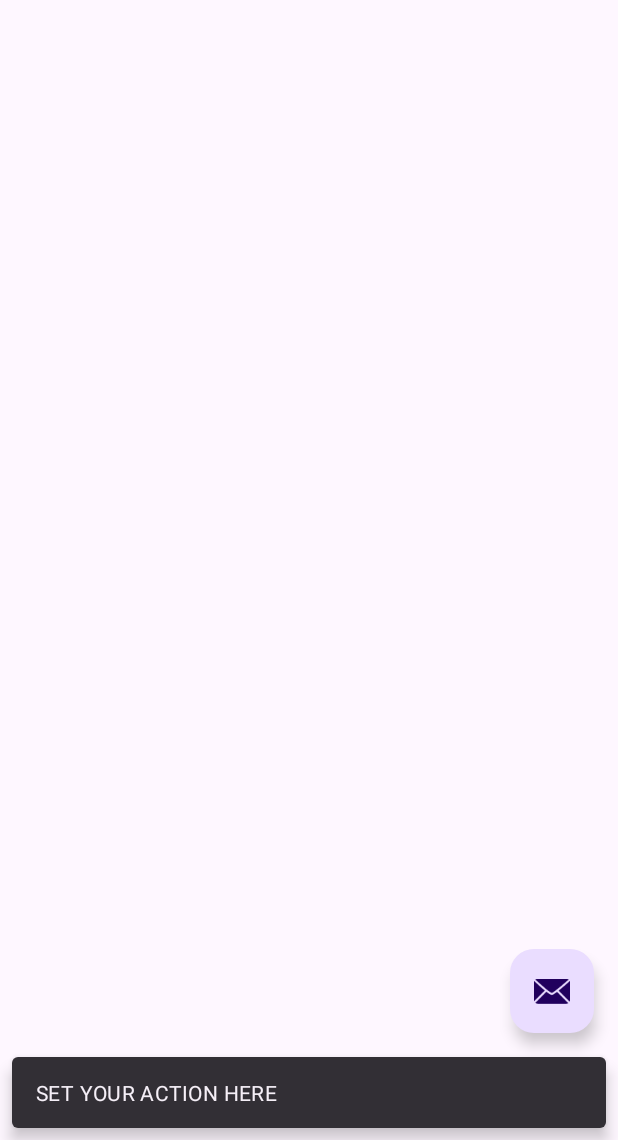
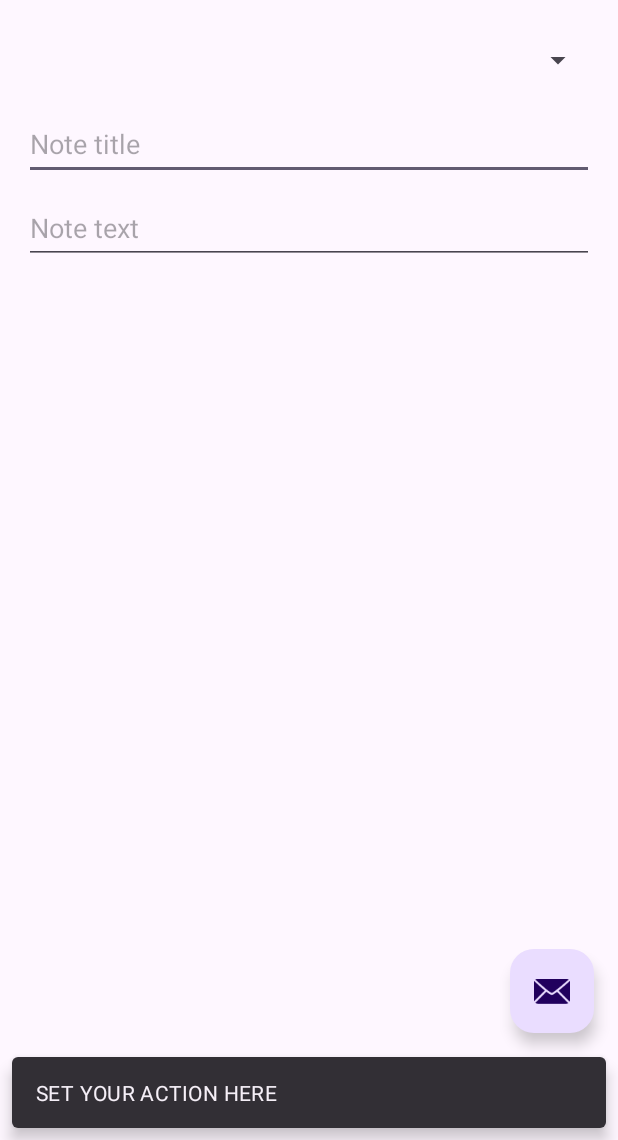
Before and after one commit to mohsinaliayub/notekeeper-android-java, an Android app: the screen it shows after launch (NoteActivity), after a tap on "increase text value", on a phone screen of 412 x 824 dp, the part 96-1236 px from its top. Run offline under Robolectric (Android 15) with nearby library versions, the phone set to English and light mode, and no system bars.

Commit message:
build ui for note details with ConstraintLayout

```diff
--- a/app/src/main/res/layout/content_note.xml
+++ b/app/src/main/res/layout/content_note.xml
@@ -7,4 +7,43 @@
     android:layout_height="match_parent"
     app:layout_behavior="@string/appbar_scrolling_view_behavior"
     tools:context=".NoteActivity"
-    tools:showIn="@layout/activity_note"/>
+    tools:showIn="@layout/activity_note">
+
+    <Spinner
+        android:id="@+id/spinner_courses"
+        android:layout_width="0dp"
+        android:layout_height="wrap_content"
+        android:layout_marginStart="16dp"
+        android:layout_marginTop="16dp"
+        android:layout_marginEnd="16dp"
+        android:minHeight="48dp"
+        app:layout_constraintEnd_toEndOf="parent"
+        app:layout_constraintStart_toStartOf="parent"
+        app:layout_constraintTop_toTopOf="parent" />
+
+    <EditText
+        android:id="@+id/text_note_title"
+        android:layout_width="0dp"
+        android:layout_height="wrap_content"
+        android:layout_marginTop="8dp"
+        android:minHeight="48dp"
+        android:ems="10"
+        android:hint="Note title"
+        android:inputType="textMultiLine"
+        app:layout_constraintEnd_toEndOf="@+id/spinner_courses"
+        app:layout_constraintStart_toStartOf="@+id/spinner_courses"
+        app:layout_constraintTop_toBottomOf="@+id/spinner_courses" />
+
+    <EditText
+        android:id="@+id/text_note_text"
+        android:layout_width="0dp"
+        android:layout_height="wrap_content"
+        android:layout_marginTop="8dp"
+        android:minHeight="48dp"
+        android:ems="10"
+        android:hint="Note text"
+        android:inputType="textMultiLine"
+        app:layout_constraintEnd_toEndOf="@+id/spinner_courses"
+        app:layout_constraintStart_toStartOf="@+id/spinner_courses"
+        app:layout_constraintTop_toBottomOf="@+id/text_note_title" />
+</androidx.constraintlayout.widget.ConstraintLayout>
```
